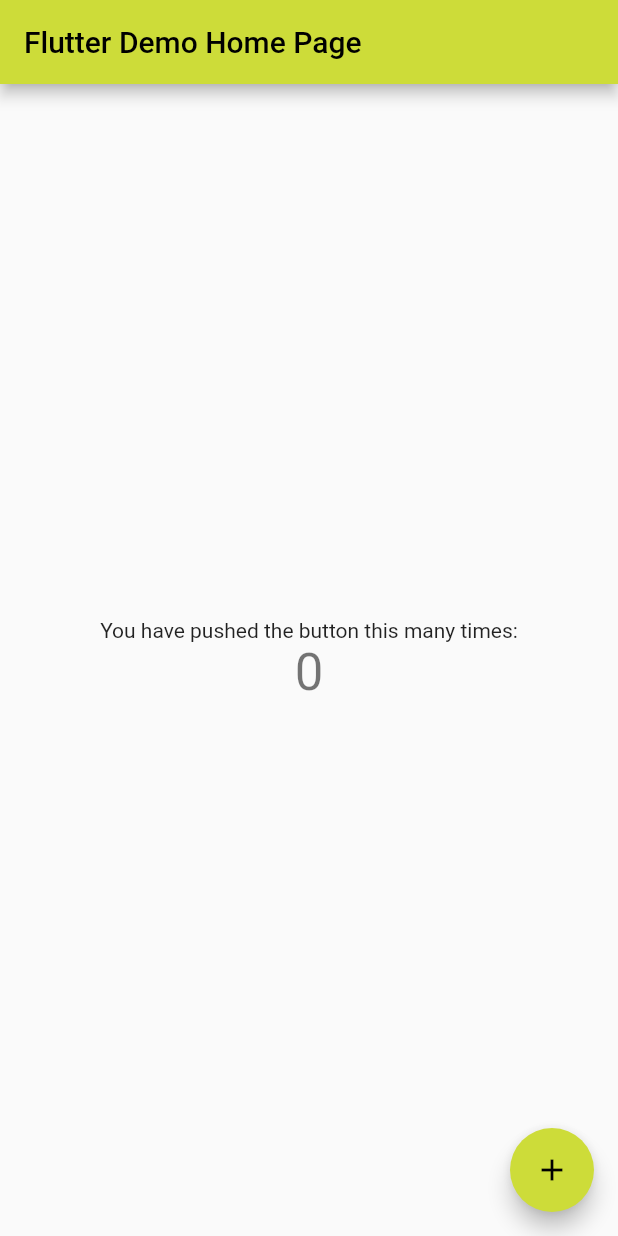
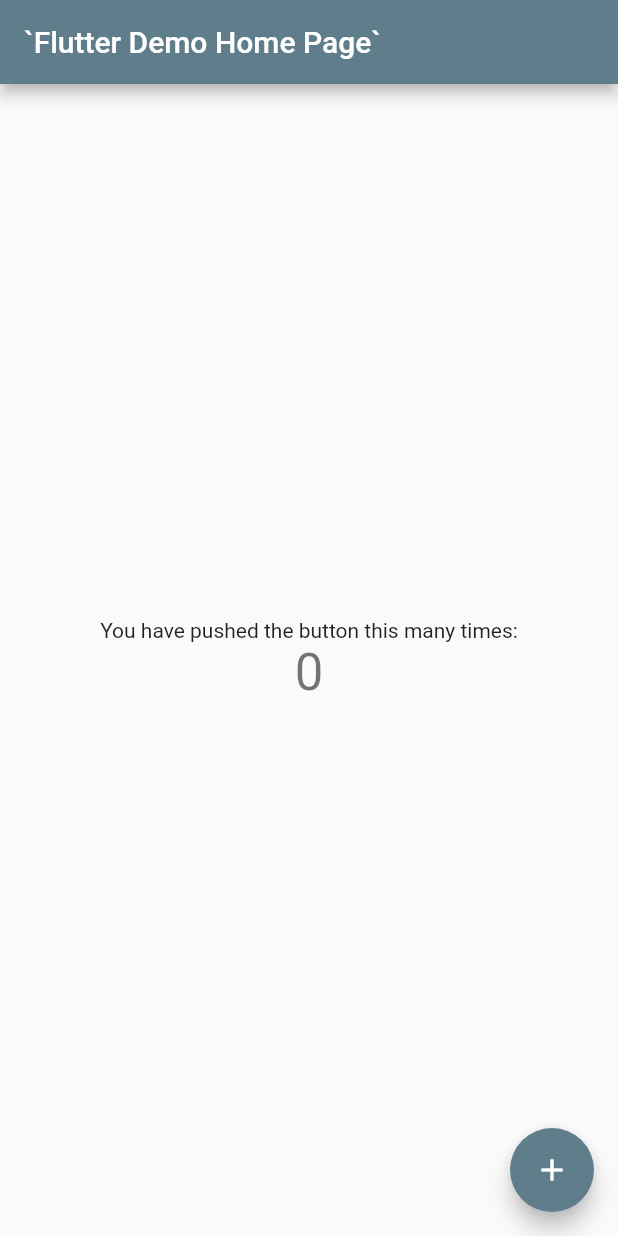
Before and after one commit to ThomasMAhern/Anyone_Around, a Flutter app: the screen it shows after launch, on a phone screen of 412 x 824 dp. Run offline on Flutter 3.47's test engine with Material 2 defaults, Android fonts, the phone set to English and light mode, and no system bars.

Commit message:
fiddling around, actually did nothing

```diff
--- a/anyone_around/lib/main.dart
+++ b/anyone_around/lib/main.dart
@@ -17,9 +17,9 @@ class MyApp extends StatelessWidget {
         // "hot reload" (press "r" in the console where you ran "flutter run",
         // or press Run > Flutter Hot Reload in a Flutter IDE). Notice that the
         // counter didn't reset back to zero; the application is not restarted.
-        primarySwatch: Colors.lime,
+        primarySwatch: Colors.blueGrey,
       ),
-      home: MyHomePage(title: 'Flutter Demo Home Page'),
+      home: MyHomePage(title: '`Flutter Demo Home Page`'),
     );
   }
 }
```
Also changed, not shown: 1 other file.
